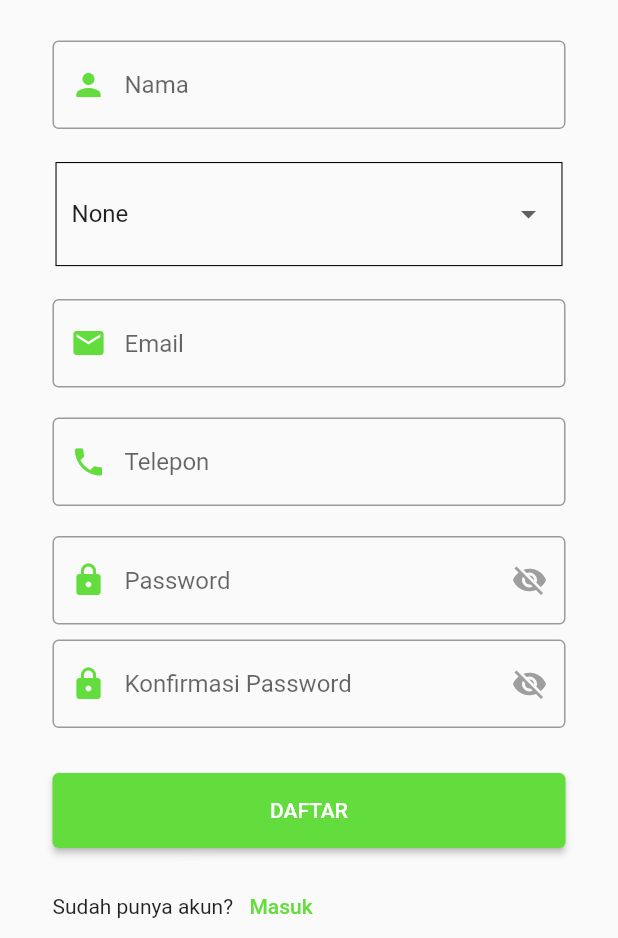
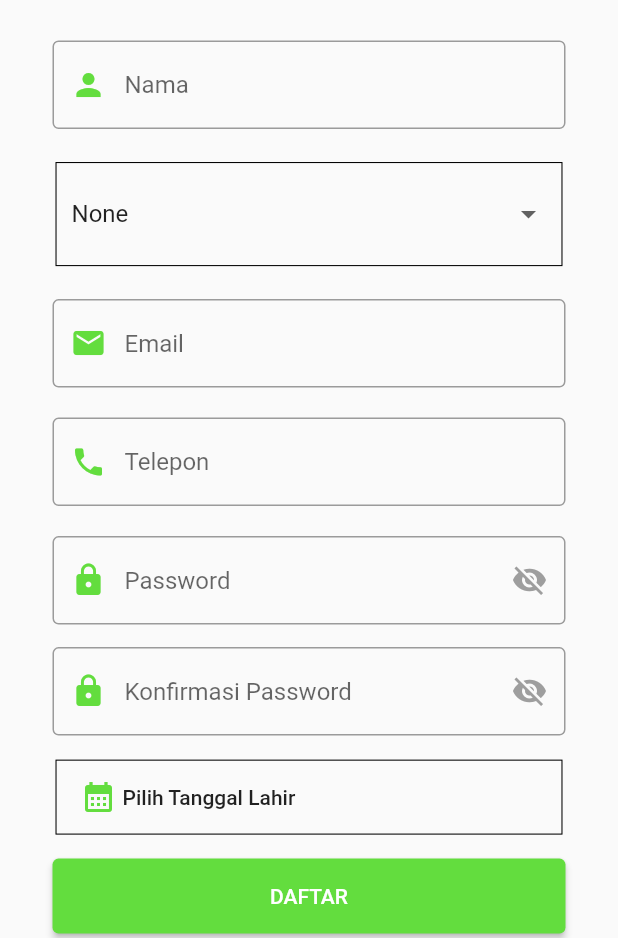
Before and after one commit to Derajat007/bumi_baik, a Flutter app: the Register screen opened directly, on a phone screen of 412 x 824 dp, the part 298-1236 px from its top. Run offline on Flutter 3.47's test engine with Material 2 defaults, Android fonts, the phone set to English and light mode, and no system bars; our stand-ins replace carousel_slider, fancy_shimmer_image, flutter_dotenv, flutter_image_slideshow, flutter_widget_from_html, font_awesome_flutter and 9 more; missing offline and left inert: midtrans_sdk, mobile_scanner, qr_code_scanner, responsive_grid_list; accounts and stored records are empty.

Commit message:
fix regis

```diff
--- a/lib/screens/auth/register.dart
+++ b/lib/screens/auth/register.dart
@@ -8,7 +8,7 @@ import 'package:new_bumi_baik/screens/calculate_carbon/calculate_1.dart';
 import 'package:new_bumi_baik/services/auth_service.dart';
 import 'package:flutter/material.dart';
 import 'package:form_field_validator/form_field_validator.dart';
-
+import 'package:intl/intl.dart';
 import '../../models/user_model.dart';
 import '../../resources/color_manager.dart';
 import '../../services/user_service.dart';
@@ -30,7 +30,7 @@ class _DaftarState extends State<Register> {
 
   late String selectedValue = gender.first;
   List<String> gender = ["None", "Female", "Male"];
-
+  DateTime? selectedDate;
   bool _isObscure = true;
 
   final _formKey = GlobalKey<FormState>();
@@ -61,6 +61,15 @@ class _DaftarState extends State<Register> {
   ]);
 
   bool isLoading = false;
+  void _showDatePicker() async {
+    final date = await showDatePicker(
+        context: context,
+        initialDate: selectedDate ?? DateTime.now(),
+        firstDate: DateTime(1900),
+        lastDate: DateTime(2025));
+    selectedDate = date;
+    setState(() {});
+  }
 
   @override
   Widget build(BuildContext context) {
@@ -251,6 +260,9 @@ class _DaftarState extends State<Register> {
                             ),
                           ),
                         ),
+                        const SizedBox(
+                          height: 5,
+                        ),
                         Container(
                           padding: const EdgeInsets.fromLTRB(10, 10, 10, 0),
                           child: TextFormField(
@@ -293,7 +305,48 @@ class _DaftarState extends State<Register> {
                             ),
                           ),
                         ),
-                        const SizedBox(height: 30),
+                        const SizedBox(height: 4),
+                        Container(
+                          margin: const EdgeInsets.all(12),
+                          // padding: const EdgeInsets.all(10),
+                          height: 50,
+                          width: double.infinity,
+                          // alignment: Alignment.topLeft,
+                          padding: const EdgeInsets.fromLTRB(0, 0, 0, 0),
+                          //  padding: const EdgeInsets.all(10)
+                          decoration: BoxDecoration(
+                            border: Border.all(
+                              color: Colors.black,
+                              style: BorderStyle.solid,
+                              width: 0.70,
+                            ),
+                          ),
+                          child: MaterialButton(
+                            onPressed: _showDatePicker,
+                            child: Row(
+                              // mainAxisAlignment: MainAxisAlignment.start,
+                              children: [
+                                Icon(
+                                  Icons.calendar_month,
+                                  color: ColorManager.primary,
+                                ),
+                                const SizedBox(
+                                  width: 4,
+                                ),
+                                Text(
+                                  selectedDate == null
+                                      ? "Pilih Tanggal Lahir"
+                                      : DateFormat('yyyy-MM-dd')
+                                          .format(selectedDate!),
+                                  textAlign: TextAlign.start,
+                                ),
+                              ],
+                            ),
+                          ),
+                        ),
+                        const SizedBox(
+                          height: 4,
+                        ),
                         Container(
                           height: 50,
                           width: double.infinity,
@@ -320,6 +373,7 @@ class _DaftarState extends State<Register> {
 
                                 registerUser();
                                 print(selectedValue);
+                                print(selectedDate);
                               }
                             },
                           ),
@@ -367,6 +421,7 @@ class _DaftarState extends State<Register> {
       'name': nameController.text.trim(),
       'email': emailController.text.trim(),
       'telp': phoneController.text.trim(),
+      'birth_date': DateFormat('yyyy-MM-dd').format(selectedDate!),
       'gender': selectedValue,
       'password': passwordController.text.trim(),
       'password_confirm': confirmPasswordController.text.trim(),
@@ -390,6 +445,7 @@ class _DaftarState extends State<Register> {
           res.accessToken!,
           true,
           user.gender!,
+          // user.birthDate!
         );
 
         setState(() {
--- a/lib/services/auth_service.dart
+++ b/lib/services/auth_service.dart
@@ -25,6 +25,7 @@ class AuthService {
           'name': data['name'],
           'email': data['email'],
           'telp': data['telp'],
+          'birth_date': data['birth_date'],
           'gender': data['gender'],
           'password': data['password'],
           'password_confirm': data['password_confirm'],
--- a/lib/services/user_service.dart
+++ b/lib/services/user_service.dart
@@ -38,7 +38,7 @@ class UserService {
     }
   }
 
-  Future<String> updateUserDetails(Map<String, dynamic> data) async {
+  Future<void> updateUserDetails(Map<String, dynamic> data) async {
     String url = userUrl;
 
     print(url);
@@ -62,10 +62,10 @@ class UserService {
       );
 
       if (response.statusCode == 500) {
-        return response.body.toString();
+        // return response.body.toString();
       } else {
         print(response.statusCode);
-        throw Exception("ehe");
+        // throw Exception("ehe");
       }
     } catch (e) {
       print(e);
--- a/pubspec.yaml
+++ b/pubspec.yaml
@@ -63,6 +63,7 @@ dev_dependencies:
   flutter_dotenv: ^5.0.2
   midtrans_sdk: ^0.3.4
   image_picker: ^1.0.2
+  syncfusion_flutter_datepicker: ^23.1.44
 
   # The "flutter_lints" package below contains a set of recommended lints to
   # encourage good coding practices. The lint set provided by the package is
```
Also changed, not shown: lib/common/common_method.dart (+10 -2 lines), lib/screens/profile/edit_profile.dart (+68 -9 lines), lib/screens/widgets/kalender.dart (added, +83 -0 lines), pubspec.lock.
